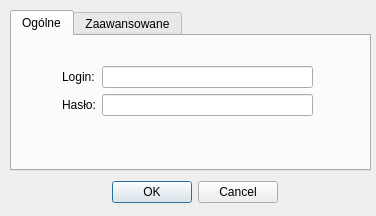
gitter-badger/simplechatclient, file ui/options.ui: the form before one commit.
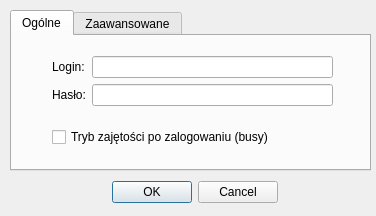
The form after the commit. Icons and pictures are not drawn.

What changed in the file:
```diff
--- a/ui/options.ui
+++ b/ui/options.ui
@@ -48,12 +48,14 @@
     <widget class="QWidget" name="formLayoutWidget">
      <property name="geometry">
       <rect>
-       <x>50</x>
-       <y>30</y>
-       <width>251</width>
-       <height>61</height>
+       <x>40</x>
+       <y>20</y>
+       <width>281</width>
+       <height>91</height>
       </rect>
      </property>
+     <layout class="QVBoxLayout" name="verticalLayout">
+      <item>
      <layout class="QFormLayout" name="formLayout">
       <property name="fieldGrowthPolicy">
        <enum>QFormLayout::ExpandingFieldsGrow</enum>
@@ -93,6 +95,15 @@
        </widget>
       </item>
      </layout>
+      </item>
+      <item>
+       <widget class="QCheckBox" name="checkBox_5">
+        <property name="text">
+         <string>Tryb zajętości po zalogowaniu (busy)</string>
+        </property>
+       </widget>
+      </item>
+     </layout>
     </widget>
    </widget>
    <widget class="QWidget" name="tab_2">
```
Left out of the diff: 8 changed lines with no effect on the pictures. Lines whose indentation alone changed are shown as unchanged.
